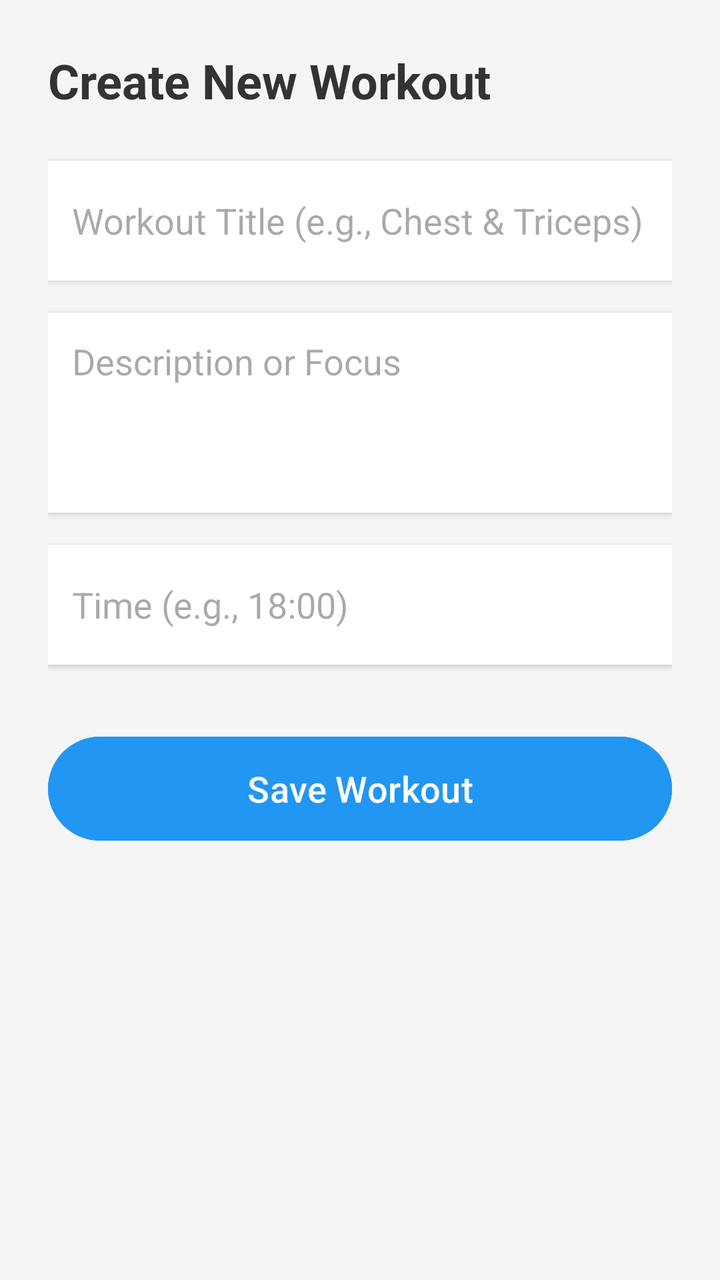
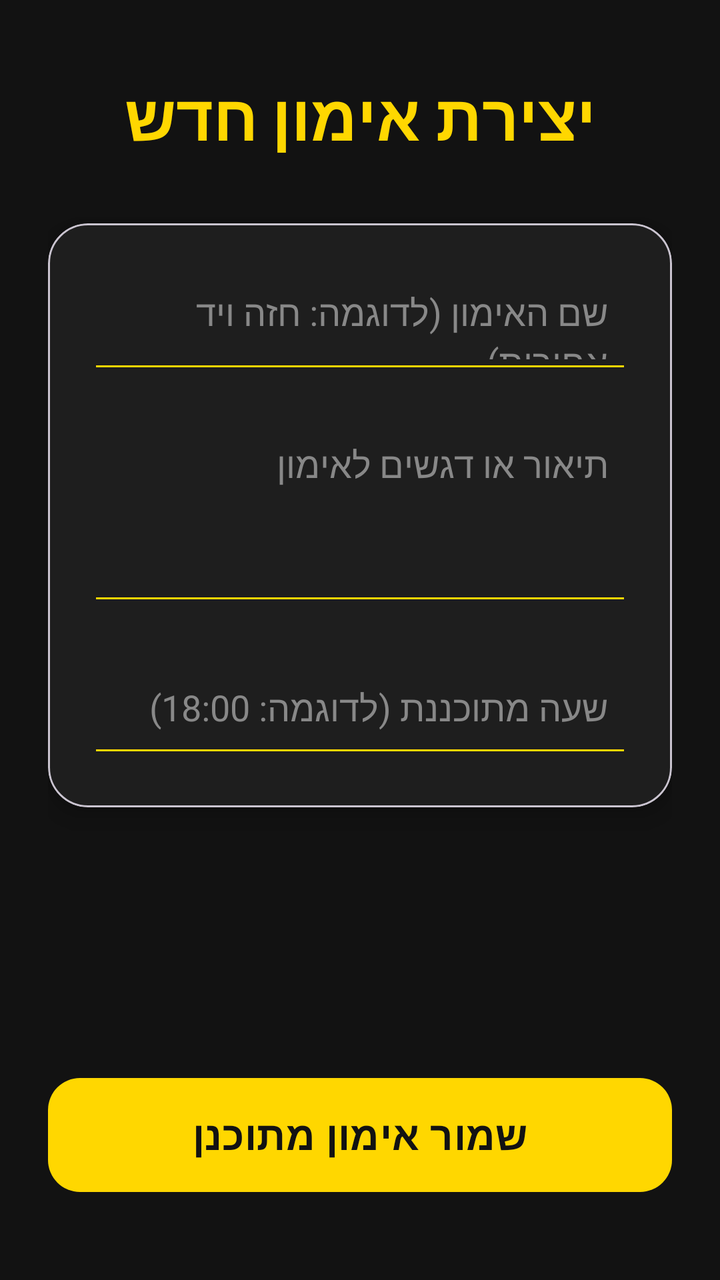

Before-and-after screenshots of an Android layout around one commit, followed by the original layout XML and the change that was made.
<!-- AndroidManifest.xml: application theme Theme.PeakFitA -->
<!-- res/layout/activity_add_workout.xml -->
<?xml version="1.0" encoding="utf-8"?>
<LinearLayout xmlns:android="http://schemas.android.com/apk/res/android"
    android:layout_width="match_parent"
    android:layout_height="match_parent"
    android:orientation="vertical"
    android:padding="24dp"
    android:background="#F5F5F5">

    <TextView
        android:layout_width="wrap_content"
        android:layout_height="wrap_content"
        android:text="Create New Workout"
        android:textSize="24sp"
        android:textStyle="bold"
        android:textColor="#333333"
        android:layout_marginBottom="24dp" />

    <EditText
        android:id="@+id/etWorkoutTitle"
        android:layout_width="match_parent"
        android:layout_height="60dp"
        android:hint="Workout Title (e.g., Chest &amp; Triceps)"
        android:background="@android:color/white"
        android:padding="12dp"
        android:elevation="2dp"
        android:layout_marginBottom="16dp" />

    <EditText
        android:id="@+id/etWorkoutDesc"
        android:layout_width="match_parent"
        android:layout_height="100dp"
        android:hint="Description or Focus"
        android:background="@android:color/white"
        android:padding="12dp"
        android:elevation="2dp"
        android:gravity="top|start"
        android:layout_marginBottom="16dp" />

    <EditText
        android:id="@+id/etScheduledTime"
        android:layout_width="match_parent"
        android:layout_height="60dp"
        android:hint="Time (e.g., 18:00)"
        android:background="@android:color/white"
        android:padding="12dp"
        android:elevation="2dp"
        android:inputType="time"
        android:layout_marginBottom="32dp" />

    <Button
        android:id="@+id/btnSaveWorkout"
        android:layout_width="match_parent"
        android:layout_height="60dp"
        android:text="Save Workout"
        android:textSize="18sp"
        android:backgroundTint="#2196F3"
        android:textColor="#FFFFFF" />

</LinearLayout>
<!-- resources referenced by this layout -->
<resources>
  <style name="Theme.PeakFitA" parent="Base.Theme.PeakFitA" />
  <style name="Base.Theme.PeakFitA" parent="Theme.Material3.DayNight.NoActionBar">
          
          
      </style>
</resources>

<!-- the commit's change to res/layout/activity_add_workout.xml (unified diff, before → after) -->
@@ -1,59 +1,90 @@
 <?xml version="1.0" encoding="utf-8"?>
 <LinearLayout xmlns:android="http://schemas.android.com/apk/res/android"
+    xmlns:app="http://schemas.android.com/apk/res-auto"
     android:layout_width="match_parent"
     android:layout_height="match_parent"
     android:orientation="vertical"
     android:padding="24dp"
-    android:background="#F5F5F5">
+    android:background="#121212"
+    android:layoutDirection="rtl">
 
     <TextView
-        android:layout_width="wrap_content"
+        android:layout_width="match_parent"
         android:layout_height="wrap_content"
-        android:text="Create New Workout"
-        android:textSize="24sp"
+        android:text="יצירת אימון חדש"
+        android:textSize="32sp"
         android:textStyle="bold"
-        android:textColor="#333333"
-        android:layout_marginBottom="24dp" />
-
-    <EditText
-        android:id="@+id/etWorkoutTitle"
-        android:layout_width="match_parent"
-        android:layout_height="60dp"
-        android:hint="Workout Title (e.g., Chest &amp; Triceps)"
-        android:background="@android:color/white"
-        android:padding="12dp"
-        android:elevation="2dp"
-        android:layout_marginBottom="16dp" />
-
-    <EditText
-        android:id="@+id/etWorkoutDesc"
-        android:layout_width="match_parent"
-        android:layout_height="100dp"
-        android:hint="Description or Focus"
-        android:background="@android:color/white"
-        android:padding="12dp"
-        android:elevation="2dp"
-        android:gravity="top|start"
-        android:layout_marginBottom="16dp" />
-
-    <EditText
-        android:id="@+id/etScheduledTime"
-        android:layout_width="match_parent"
-        android:layout_height="60dp"
-        android:hint="Time (e.g., 18:00)"
-        android:background="@android:color/white"
-        android:padding="12dp"
-        android:elevation="2dp"
-        android:inputType="time"
+        android:gravity="center"
+        android:textColor="#FFD700"
+        android:layout_marginTop="12dp"
         android:layout_marginBottom="32dp" />
 
-    <Button
+    <com.google.android.material.card.MaterialCardView
+        android:layout_width="match_parent"
+        android:layout_height="wrap_content"
+        app:cardBackgroundColor="#1E1E1E"
+        app:cardCornerRadius="20dp"
+        app:cardElevation="8dp"
+        android:layout_marginBottom="32dp">
+
+        <LinearLayout
+            android:layout_width="match_parent"
+            android:layout_height="wrap_content"
+            android:orientation="vertical"
+            android:padding="20dp">
+
+            <EditText
+                android:id="@+id/etWorkoutTitle"
+                android:layout_width="match_parent"
+                android:layout_height="60dp"
+                android:hint="שם האימון (לדוגמה: חזה ויד אחורית)"
+                android:textColor="#FFFFFF"
+                android:textColorHint="#888888"
+                android:backgroundTint="#FFD700"
+                android:padding="12dp"
+                android:layout_marginBottom="16dp" />
+
+            <EditText
+                android:id="@+id/etWorkoutDesc"
+                android:layout_width="match_parent"
+                android:layout_height="100dp"
+                android:hint="תיאור או דגשים לאימון"
+                android:textColor="#FFFFFF"
+                android:textColorHint="#888888"
+                android:backgroundTint="#FFD700"
+                android:padding="12dp"
+                android:gravity="top|start"
+                android:layout_marginBottom="16dp" />
+
+            <EditText
+                android:id="@+id/etScheduledTime"
+                android:layout_width="match_parent"
+                android:layout_height="60dp"
+                android:hint="שעה מתוכננת (לדוגמה: 18:00)"
+                android:textColor="#FFFFFF"
+                android:textColorHint="#888888"
+                android:backgroundTint="#FFD700"
+                android:padding="12dp"
+                android:inputType="time" />
+
+        </LinearLayout>
+    </com.google.android.material.card.MaterialCardView>
+
+    <Space
+        android:layout_width="match_parent"
+        android:layout_height="0dp"
+        android:layout_weight="1" />
+
+    <com.google.android.material.button.MaterialButton
         android:id="@+id/btnSaveWorkout"
         android:layout_width="match_parent"
-        android:layout_height="60dp"
-        android:text="Save Workout"
-        android:textSize="18sp"
-        android:backgroundTint="#2196F3"
-        android:textColor="#FFFFFF" />
+        android:layout_height="65dp"
+        android:text="שמור אימון מתוכנן"
+        android:textSize="20sp"
+        android:textStyle="bold"
+        app:backgroundTint="#FFD700"
+        app:cornerRadius="16dp"
+        android:textColor="#121212"
+        android:layout_marginBottom="16dp"/>
 
 </LinearLayout>
